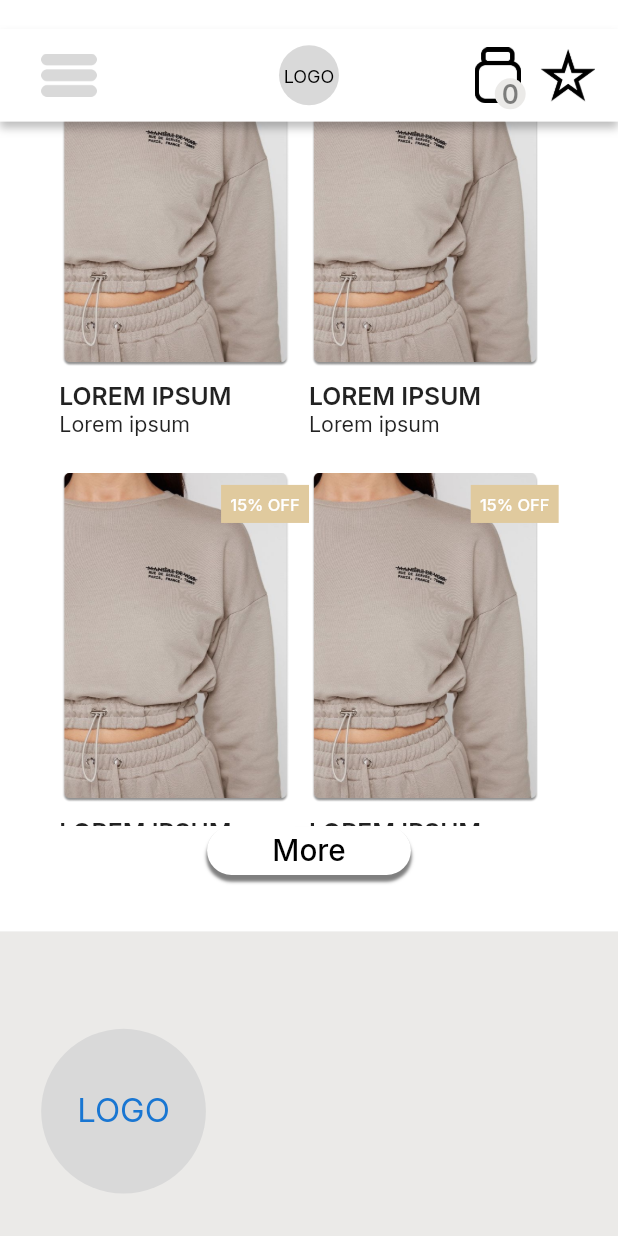
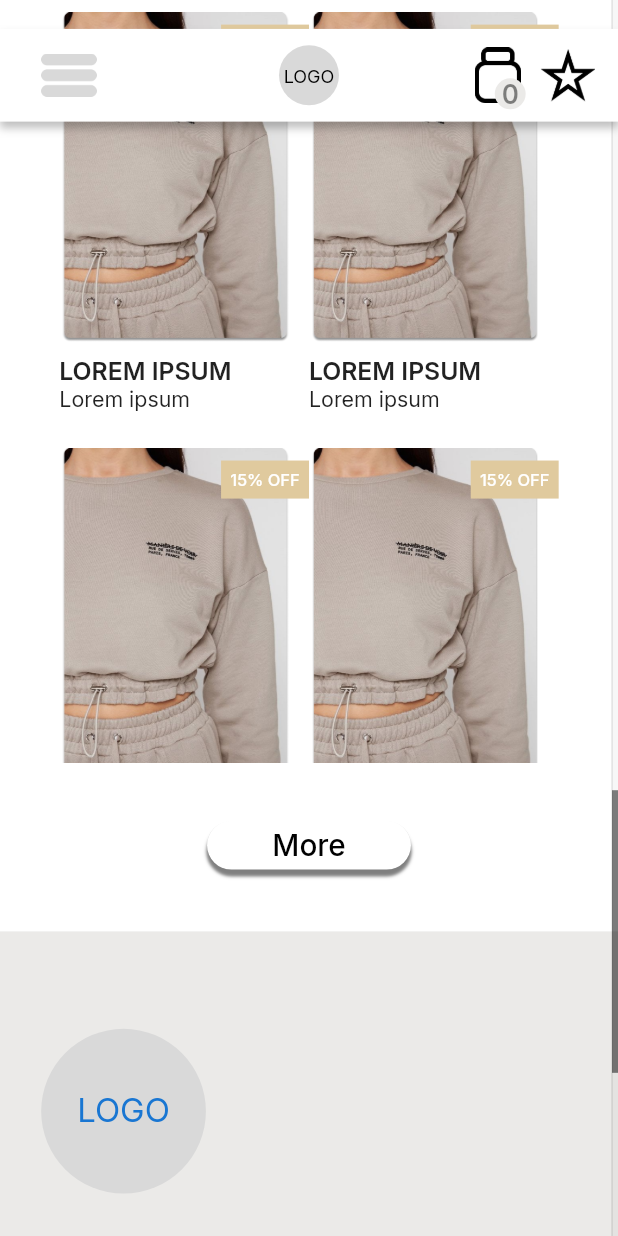
Before and after one commit to ralphkevinmacahipay/flutter-test-app, a Flutter app: the screen it shows after launch, scrolled down 2304 dp, on a phone screen of 412 x 824 dp. Run offline on Flutter 3.47's test engine with Material 2 defaults, Android fonts, the phone set to English and light mode, and no system bars; our stand-ins replace get, google_fonts, velocity_x.

Commit message:
done_project

```diff
--- a/lib/main.dart
+++ b/lib/main.dart
@@ -2,7 +2,6 @@ import 'package:flutter/material.dart';
 import 'package:flutter_test_app/desktop/home_desktop/home_desktop.dart';
 import 'package:flutter_test_app/enum/enum.dart';
 import 'package:flutter_test_app/mobile/mobile.dart';
-import 'package:flutter_test_app/mobile/mobile_product/mobile_product.dart';
 import 'package:flutter_test_app/state_management/get.dart';
 import 'package:flutter_test_app/state_management/state_instance.dart';
 import 'package:get/get.dart';
--- a/lib/mobile/contact_mobile/contact_mobile.dart
+++ b/lib/mobile/contact_mobile/contact_mobile.dart
@@ -83,6 +83,9 @@ class ContactMobileWidget extends StatelessWidget {
                   fontSize: context.percentWidth * 4.8),
             ),
           ),
+          SizedBox(
+            height: context.percentHeight * 1.60,
+          ),
           InkWell(
             onTap: () {},
             child: Text(
@@ -91,6 +94,10 @@ class ContactMobileWidget extends StatelessWidget {
                   fontSize: context.percentWidth * 4.8),
             ),
           ),
+          SizedBox(
+            height: context.percentHeight * 1.60,
+          ),
+
           InkWell(
             onTap: () {},
             child: Text(
--- a/lib/mobile/mobile.dart
+++ b/lib/mobile/mobile.dart
@@ -18,7 +18,11 @@ class MobileScreen extends StatelessWidget {
         body: SafeArea(
       child: Stack(
         children: [
-          ListView(
+          Scrollbar(
+            thumbVisibility: true,
+            trackVisibility: true,
+            interactive: true,
+            child: ListView(
               children: const [
                 HomeMobileWidget(),
                 ProductMobileWidget(),
@@ -26,6 +30,7 @@ class MobileScreen extends StatelessWidget {
                 ContactMobileWidget(),
               ],
             ),
+          ),
           const MobileNavBar().marginOnly(top: context.percentHeight * 2.34)
         ],
       ),
--- a/lib/mobile/mobile_sale/mobile_sale.dart
+++ b/lib/mobile/mobile_sale/mobile_sale.dart
@@ -16,8 +16,8 @@ class MobileSaleWidget extends StatelessWidget {
       color: kWhite,
       height: context.percentHeight * 120, // adjust if scroll is apply
       width: context.width,
-      child: SingleChildScrollView(
       child: Column(
+        mainAxisAlignment: MainAxisAlignment.spaceBetween,
         children: [
           Container(
             width: double.infinity,
@@ -35,10 +35,9 @@ class MobileSaleWidget extends StatelessWidget {
             ),
           ),
           SizedBox(
-              height:
-                  context.percentHeight * 99.137, //context.percentHeight * 120,
+            height: context.percentHeight * 100, //context.percentHeight * 120,
             child: GridView.builder(
-                physics: const NeverScrollableScrollPhysics(),
+              primary: false,
               itemCount: 6,
               gridDelegate: SliverGridDelegateWithFixedCrossAxisCount(
                   mainAxisSpacing: context.percentHeight * 2.95,
@@ -89,22 +88,24 @@ class MobileSaleWidget extends StatelessWidget {
                             style: kInterRegurlar.copyWith(
                                 fontSize: context.percentWidth * 3.46),
                           )
-                            ])
+                        ],
+                      ),
                     ],
                   )),
-              ).paddingSymmetric(horizontal: context.percentWidth * 9.6),
-            ).paddingOnly(top: context.percentHeight * 6.650),
+            ).paddingSymmetric(
+                horizontal: context.percentWidth * 9.6,
+                vertical: context.percentHeight * 2),
+          ),
           ElevatedWidgetButton(
                   kOnPress: () {},
                   kName: "More",
-                    kAlignment: Alignment.center,
+                  kAlignment: Alignment.bottomCenter,
                   kFontSize: context.percentWidth * 4.8,
                   kH: context.percentHeight * 3.94,
                   kW: context.percentWidth * 33.0,
                   kColor: kWhite)
-                .paddingOnly(bottom: context.percentHeight * 5),
+              .marginOnly(bottom: context.percentHeight * 5)
         ],
-        ),
       ),
     );
   }
```
Also changed, not shown: 1 other file. Lines whose indentation alone changed are shown as unchanged.
